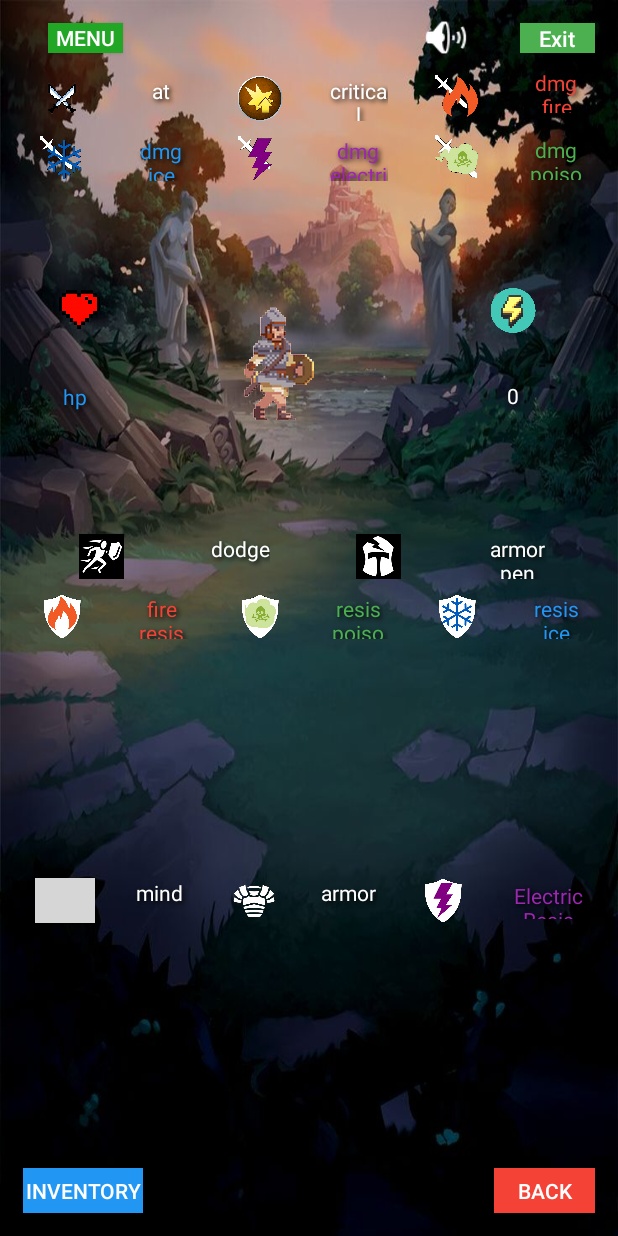
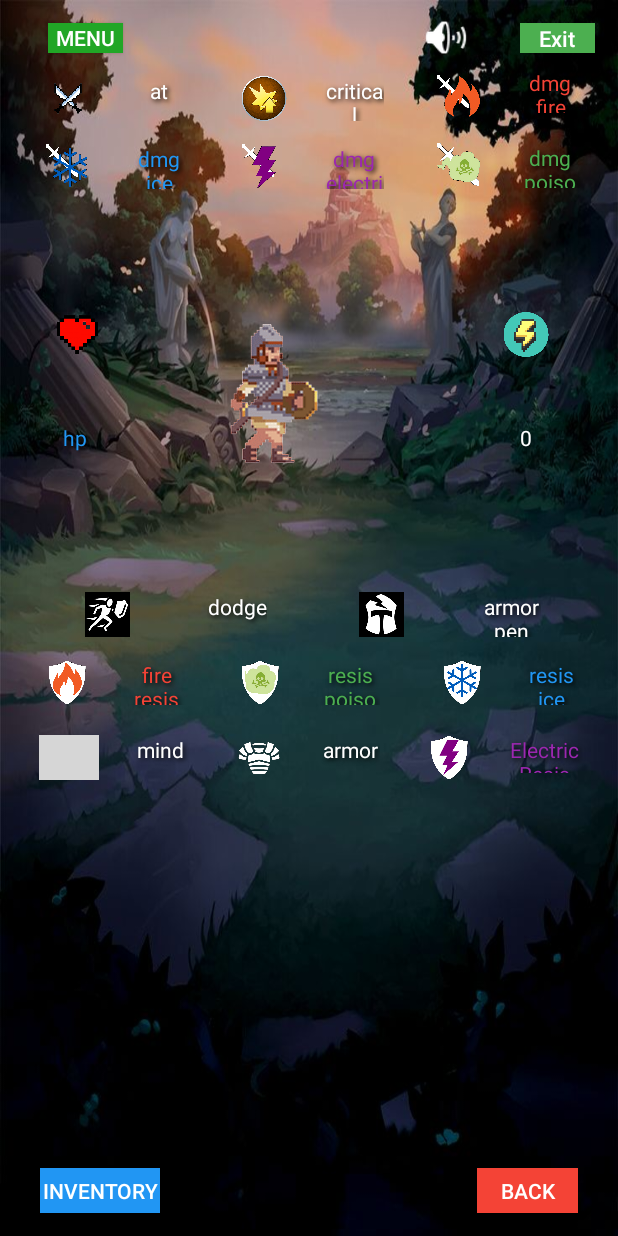
Before and after one commit to IamNivestar/Adventure-Game, an Android app: the layout status_out_combat.xml on its own in the app's theme, with its tools: preview values and no code run, on a phone screen of 412 x 824 dp. Run offline under Robolectric (Android 15) with nearby library versions, the phone set to English and light mode, and no system bars; grey boxes are pictures that could not be loaded.

Commit message:
novos atributos, monstros, classes e muito mais

```diff
--- a/app/src/main/java/com/Nivestar/adventure/Enemy.java
+++ b/app/src/main/java/com/Nivestar/adventure/Enemy.java
@@ -150,9 +150,9 @@ public class Enemy {
                 this.enemy_name = "Baby Dragon";
                 break;
             case 6:
-                set_drop_spawn_xp(10, 100, 8);
+                set_drop_spawn_xp(8, 100, 8);
                 set_ap_e_d_m_c(0,4,15,3,10);
-                set_resis_a_he_co_po_el(95,0,0,100, -20);
+                set_resis_a_he_co_po_el(75,0,0,100, -20);
                 set_dmg_phy_he_co_po_el(0,0,0,15, 0);
                 this.enemy_hp = rand.nextInt(10 - 5 + 1) + 5;
                 this.enemy_name = "Poisonous Slime";
--- a/app/src/main/res/layout/levelup.xml
+++ b/app/src/main/res/layout/levelup.xml
@@ -14,8 +14,10 @@
         android:layout_marginStart="20dp"
         android:layout_marginTop="10dp"
         android:layout_marginEnd="20dp"
+        android:layout_marginBottom="10dp"
         android:onClick="magi"
         android:text="Magic"
+        app:layout_constraintBottom_toTopOf="@+id/button6"
         app:layout_constraintEnd_toEndOf="parent"
         app:layout_constraintStart_toStartOf="parent"
         app:layout_constraintTop_toBottomOf="@+id/button5" />
@@ -27,7 +29,7 @@
         android:layout_marginStart="20dp"
         android:layout_marginTop="10dp"
         android:layout_marginEnd="20dp"
-        android:layout_marginBottom="5dp"
+        android:layout_marginBottom="30dp"
         android:onClick="luc"
         android:text="Lucky"
         app:layout_constraintBottom_toBottomOf="parent"
@@ -42,8 +44,10 @@
         android:layout_marginStart="20dp"
         android:layout_marginTop="10dp"
         android:layout_marginEnd="20dp"
+        android:layout_marginBottom="10dp"
         android:onClick="cunn"
         android:text="Cunning"
+        app:layout_constraintBottom_toTopOf="@+id/button7"
         app:layout_constraintEnd_toEndOf="parent"
         app:layout_constraintStart_toStartOf="parent"
         app:layout_constraintTop_toBottomOf="@+id/button4" />
@@ -55,8 +59,10 @@
         android:layout_marginStart="20dp"
         android:layout_marginTop="10dp"
         android:layout_marginEnd="20dp"
+        android:layout_marginBottom="10dp"
         android:onClick="vita"
         android:text="Vitality"
+        app:layout_constraintBottom_toTopOf="@+id/button5"
         app:layout_constraintEnd_toEndOf="parent"
         app:layout_constraintStart_toStartOf="parent"
         app:layout_constraintTop_toBottomOf="@+id/button3" />
@@ -68,8 +74,10 @@
         android:layout_marginStart="20dp"
         android:layout_marginTop="10dp"
         android:layout_marginEnd="20dp"
+        android:layout_marginBottom="10dp"
         android:onClick="stren"
         android:text="Strength"
+        app:layout_constraintBottom_toTopOf="@+id/button3"
         app:layout_constraintEnd_toEndOf="parent"
         app:layout_constraintStart_toStartOf="parent"
         app:layout_constraintTop_toBottomOf="@+id/button" />
@@ -81,8 +89,10 @@
         android:layout_marginStart="20dp"
         android:layout_marginTop="10dp"
         android:layout_marginEnd="20dp"
+        android:layout_marginBottom="10dp"
         android:onClick="dext"
         android:text="Dexterity"
+        app:layout_constraintBottom_toTopOf="@+id/button4"
         app:layout_constraintEnd_toEndOf="parent"
         app:layout_constraintStart_toStartOf="parent"
         app:layout_constraintTop_toBottomOf="@+id/button2" />
@@ -130,7 +140,8 @@
         android:id="@+id/status_txt"
         android:layout_width="348dp"
         android:layout_height="25dp"
-        android:layout_marginTop="15dp"
+        android:layout_marginTop="10dp"
+        android:layout_marginBottom="50dp"
         android:shadowColor="#000000"
         android:shadowDx="2"
         android:shadowDy="2"
@@ -139,6 +150,7 @@
         android:textColor="#FFFFFF"
         android:textSize="14sp"
         app:autoSizeTextType="uniform"
+        app:layout_constraintBottom_toTopOf="@+id/button"
         app:layout_constraintEnd_toEndOf="parent"
         app:layout_constraintStart_toStartOf="parent"
         app:layout_constraintTop_toBottomOf="@+id/textView5" />
@@ -169,16 +181,18 @@
         android:layout_width="193dp"
         android:layout_height="30dp"
         android:layout_marginTop="70dp"
+        android:layout_marginBottom="5dp"
         android:shadowColor="#000000"
         android:shadowDx="2"
+
         android:shadowDy="2"
-
         android:shadowRadius="4"
         android:text="Level UP"
         android:textAlignment="center"
         android:textAllCaps="true"
         android:textColor="#FFFFFF"
         app:autoSizeTextType="uniform"
+        app:layout_constraintBottom_toTopOf="@+id/status_txt"
         app:layout_constraintEnd_toEndOf="parent"
         app:layout_constraintStart_toStartOf="parent"
         app:layout_constraintTop_toTopOf="parent" />
@@ -190,8 +204,10 @@
         android:layout_marginStart="20dp"
         android:layout_marginTop="15dp"
         android:layout_marginEnd="20dp"
+        android:layout_marginBottom="10dp"
         android:onClick="consti"
         android:text="Constitution"
+        app:layout_constraintBottom_toTopOf="@+id/button2"
         app:layout_constraintEnd_toEndOf="parent"
         app:layout_constraintStart_toStartOf="parent"
         app:layout_constraintTop_toBottomOf="@+id/status_txt" />
--- a/app/src/main/res/layout/status_out_combat.xml
+++ b/app/src/main/res/layout/status_out_combat.xml
@@ -11,10 +11,10 @@
         android:id="@+id/armor"
         android:layout_width="40dp"
         android:layout_height="30dp"
-        android:layout_marginStart="10dp"
+        android:layout_marginStart="5dp"
         android:layout_marginTop="20dp"
         android:layout_marginEnd="10dp"
-        android:layout_marginBottom="70dp"
+        android:layout_marginBottom="50dp"
         android:shadowColor="#000000"
         android:shadowDx="2"
         android:shadowDy="2"
@@ -22,18 +22,19 @@
         android:text="armor"
         android:textAlignment="center"
         android:textColor="#FFFFFF"
-        app:layout_constraintBottom_toBottomOf="parent"
+        app:layout_constraintBottom_toTopOf="@+id/exit22"
         app:layout_constraintEnd_toStartOf="@+id/imageView36"
         app:layout_constraintStart_toEndOf="@+id/imageView46"
-        app:layout_constraintTop_toBottomOf="@+id/resis_poison" />
+        app:layout_constraintTop_toBottomOf="@+id/resis_poison"
+        app:layout_constraintVertical_bias="0.0" />
 
     <ImageView
         android:id="@+id/imageView35"
         android:layout_width="40dp"
         android:layout_height="30dp"
         android:layout_marginStart="10dp"
-        android:layout_marginTop="10dp"
-        android:layout_marginEnd="10dp"
+        android:layout_marginTop="15dp"
+        android:layout_marginEnd="5dp"
         app:layout_constraintEnd_toStartOf="@+id/resis_ice"
         app:layout_constraintStart_toEndOf="@+id/resis_poison"
         app:layout_constraintTop_toBottomOf="@+id/armor_penetration"
@@ -43,8 +44,8 @@
         android:id="@+id/resis_ice"
         android:layout_width="40dp"
         android:layout_height="30dp"
-        android:layout_marginStart="10dp"
-        android:layout_marginTop="10dp"
+        android:layout_marginStart="5dp"
+        android:layout_marginTop="15dp"
         android:layout_marginEnd="15dp"
         android:shadowColor="#000000"
         android:shadowDx="2"
@@ -62,8 +63,8 @@
         android:layout_width="40dp"
         android:layout_height="30dp"
         android:layout_marginStart="10dp"
-        android:layout_marginTop="10dp"
-        android:layout_marginEnd="10dp"
+        android:layout_marginTop="15dp"
+        android:layout_marginEnd="5dp"
         app:layout_constraintEnd_toStartOf="@+id/resis_poison"
         app:layout_constraintStart_toEndOf="@+id/resis_fire"
         app:layout_constraintTop_toBottomOf="@+id/dodge"
@@ -73,9 +74,9 @@
         android:id="@+id/resis_poison"
         android:layout_width="40dp"
         android:layout_height="30dp"
-        android:layout_marginStart="10dp"
-        android:layout_marginTop="10dp"
-        android:layout_marginEnd="10dp"
+        android:layout_marginStart="5dp"
+        android:layout_marginTop="15dp"
+        android:layout_marginEnd="15dp"
         android:shadowColor="#000000"
         android:shadowDx="2"
         android:shadowDy="2"
@@ -91,10 +92,10 @@
         android:id="@+id/resis_eletric"
         android:layout_width="55dp"
         android:layout_height="25dp"
-        android:layout_marginStart="10dp"
+        android:layout_marginStart="5dp"
         android:layout_marginTop="20dp"
         android:layout_marginEnd="15dp"
-        android:layout_marginBottom="70dp"
+        android:layout_marginBottom="50dp"
         android:shadowColor="#000000"
         android:shadowDx="2"
         android:shadowDy="2"
@@ -102,18 +103,19 @@
         android:text="Electric Resis"
         android:textAlignment="center"
         android:textColor="#9C27B0"
-        app:layout_constraintBottom_toBottomOf="parent"
+        app:layout_constraintBottom_toTopOf="@+id/exit22"
         app:layout_constraintEnd_toEndOf="parent"
         app:layout_constraintStart_toEndOf="@+id/imageView36"
-        app:layout_constraintTop_toBottomOf="@+id/resis_ice" />
+        app:layout_constraintTop_toBottomOf="@+id/resis_ice"
+        app:layout_constraintVertical_bias="0.0" />
 
     <ImageView
         android:id="@+id/imageView44"
         android:layout_width="40dp"
         android:layout_height="30dp"
         android:layout_marginStart="15dp"
-        android:layout_marginTop="10dp"
-        android:layout_marginEnd="10dp"
+        android:layout_marginTop="15dp"
+        android:layout_marginEnd="5dp"
         app:layout_constraintEnd_toStartOf="@+id/resis_fire"
         app:layout_constraintStart_toStartOf="parent"
         app:layout_constraintTop_toBottomOf="@+id/imgdodge"
@@ -123,8 +125,8 @@
         android:id="@+id/resis_fire"
         android:layout_width="40dp"
         android:layout_height="30dp"
-        android:layout_marginStart="10dp"
-        android:layout_marginTop="10dp"
+        android:layout_marginStart="5dp"
+        android:layout_marginTop="15dp"
         android:layout_marginEnd="10dp"
         android:shadowColor="#000000"
         android:shadowDx="2"
@@ -141,10 +143,10 @@
         android:id="@+id/mind"
         android:layout_width="40dp"
         android:layout_height="30dp"
-        android:layout_marginStart="10dp"
+        android:layout_marginStart="5dp"
         android:layout_marginTop="20dp"
         android:layout_marginEnd="10dp"
-        android:layout_marginBottom="70dp"
+        android:layout_marginBottom="50dp"
         android:shadowColor="#000000"
         android:shadowDx="2"
         android:shadowDy="2"
@@ -152,17 +154,18 @@
         android:text="mind"
         android:textAlignment="center"
         android:textColor="#FFFFFF"
-        app:layout_constraintBottom_toBottomOf="parent"
+        app:layout_constraintBottom_toTopOf="@+id/exit23"
         app:layout_constraintEnd_toStartOf="@+id/imageView46"
         app:layout_constraintStart_toEndOf="@+id/imageView48"
-        app:layout_constraintTop_toBottomOf="@+id/resis_fire" />
+        app:layout_constraintTop_toBottomOf="@+id/resis_fire"
+        app:layout_constraintVertical_bias="0.0" />
 
     <TextView
         android:id="@+id/dodge"
         android:layout_width="40dp"
         android:layout_height="30dp"
-        android:layout_marginStart="10dp"
-        android:layout_marginTop="10dp"
+        android:layout_marginStart="5dp"
+        android:layout_marginTop="15dp"
         android:layout_marginEnd="10dp"
         android:shadowColor="#000000"
         android:shadowDx="2"
@@ -180,8 +183,8 @@
         android:layout_width="40dp"
         android:layout_height="30dp"
         android:layout_marginStart="15dp"
-        android:layout_marginTop="10dp"
-        android:layout_marginEnd="10dp"
+        android:layout_marginTop="15dp"
+        android:layout_marginEnd="5dp"
         app:layout_constraintEnd_toStartOf="@+id/dodge"
         app:layout_constraintStart_toStartOf="parent"
         app:layout_constraintTop_toBottomOf="@+id/out_image"
@@ -192,8 +195,8 @@
         android:layout_width="40dp"
         android:layout_height="30dp"
         android:layout_marginStart="10dp"
-        android:layout_marginTop="10dp"
-        android:layout_marginEnd="10dp"
+        android:layout_marginTop="15dp"
+        android:layout_marginEnd="5dp"
         app:layout_constraintEnd_toStartOf="@+id/armor_penetration"
         app:layout_constraintStart_toEndOf="@+id/dodge"
         app:layout_constraintTop_toBottomOf="@+id/out_image"
@@ -203,8 +206,8 @@
         android:id="@+id/armor_penetration"
         android:layout_width="40dp"
         android:layout_height="30dp"
-        android:layout_marginStart="10dp"
-        android:layout_marginTop="10dp"
+        android:layout_marginStart="5dp"
+        android:layout_marginTop="15dp"
         android:layout_marginEnd="15dp"
         android:shadowColor="#000000"
         android:shadowDx="2"
@@ -224,11 +227,12 @@
         android:layout_marginStart="10dp"
         android:layout_marginTop="20dp"
         android:layout_marginEnd="10dp"
-        android:layout_marginBottom="70dp"
-        app:layout_constraintBottom_toBottomOf="parent"
+        android:layout_marginBottom="50dp"
+        app:layout_constraintBottom_toTopOf="@+id/exit23"
         app:layout_constraintEnd_toStartOf="@+id/armor"
         app:layout_constraintStart_toEndOf="@+id/mind"
         app:layout_constraintTop_toBottomOf="@+id/imageView45"
+        app:layout_constraintVertical_bias="0.0"
         app:srcCompat="@drawable/icon_armor" />
 
     <ImageView
@@ -237,12 +241,13 @@
         android:layout_height="30dp"
         android:layout_marginStart="10dp"
         android:layout_marginTop="20dp"
-        android:layout_marginEnd="10dp"
-        android:layout_marginBottom="70dp"
-        app:layout_constraintBottom_toBottomOf="parent"
+        android:layout_marginEnd="5dp"
+        android:layout_marginBottom="50dp"
+        app:layout_constraintBottom_toTopOf="@+id/exit22"
         app:layout_constraintEnd_toStartOf="@+id/resis_eletric"
         app:layout_constraintStart_toEndOf="@+id/armor"
         app:layout_constraintTop_toBottomOf="@+id/imageView35"
+        app:layout_constraintVertical_bias="0.0"
         app:srcCompat="@drawable/icon_electric_res" />
 
     <ImageView
@@ -252,11 +257,12 @@
         android:layout_marginStart="20dp"
         android:layout_marginTop="20dp"
         android:layout_marginEnd="10dp"
-        android:layout_marginBottom="70dp"
-        app:layout_constraintBottom_toBottomOf="parent"
+        android:layout_marginBottom="50dp"
+        app:layout_constraintBottom_toTopOf="@+id/exit23"
         app:layout_constraintEnd_toStartOf="@+id/mind"
         app:layout_constraintStart_toStartOf="parent"
         app:layout_constraintTop_toBottomOf="@+id/imageView44"
+        app:layout_constraintVertical_bias="0.0"
         app:srcCompat="@drawable/mind_icon" />
 
     <ImageView
@@ -265,7 +271,7 @@
         android:layout_height="30dp"
         android:layout_marginStart="10dp"
         android:layout_marginTop="10dp"
-        android:layout_marginEnd="10dp"
+        android:layout_marginEnd="5dp"
         app:layout_constraintEnd_toStartOf="@+id/dmgfire"
         app:layout_constraintStart_toEndOf="@+id/critical"
         app:layout_constraintTop_toBottomOf="@+id/sound"
@@ -275,7 +281,7 @@
         android:id="@+id/dmgfire"
         android:layout_width="40dp"
         android:layout_height="30dp"
-        android:layout_marginStart="10dp"
+        android:layout_marginStart="5dp"
         android:layout_marginTop="10dp"
         android:layout_marginEnd="15dp"
         android:shadowColor="#000000"
@@ -293,8 +299,8 @@
         android:id="@+id/dmgelectric"
         android:layout_width="40dp"
         android:layout_height="30dp"
-        android:layout_marginStart="10dp"
-        android:layout_marginTop="10dp"
+        android:layout_marginStart="5dp"
+        android:layout_marginTop="15dp"
         android:layout_marginEnd="10dp"
         android:shadowColor="#000000"
         android:shadowDx="2"
@@ -312,8 +318,8 @@
         android:layout_width="40dp"
         android:layout_height="30dp"
         android:layout_marginStart="10dp"
-        android:layout_marginTop="10dp"
-        android:layout_marginEnd="10dp"
+        android:layout_marginTop="15dp"
+        android:layout_marginEnd="5dp"
         app:layout_constraintEnd_toStartOf="@+id/dmgelectric"
         app:layout_constraintStart_toEndOf="@+id/dmgice"
         app:layout_constraintTop_toBottomOf="@+id/imageView49"
@@ -323,8 +329,8 @@
         android:id="@+id/dmgpoison"
         android:layout_width="40dp"
         android:layout_height="30dp"
-        android:layout_marginStart="10dp"
-        android:layout_marginTop="10dp"
+        android:layout_marginStart="5dp"
+        android:layout_marginTop="15dp"
         android:layout_marginEnd="15dp"
         android:shadowColor="#000000"
         android:shadowDx="2"
@@ -342,8 +348,8 @@
         android:layout_width="40dp"
         android:layout_height="30dp"
         android:layout_marginStart="10dp"
-        android:layout_marginTop="10dp"
-        android:layout_marginEnd="10dp"
+        android:layout_marginTop="15dp"
+        android:layout_marginEnd="5dp"
         app:layout_constraintEnd_toStartOf="@+id/dmgpoison"
         app:layout_constraintStart_toEndOf="@+id/dmgelectric"
         app:layout_constraintTop_toBottomOf="@+id/imageView41"
@@ -354,8 +360,8 @@
         android:layout_width="40dp"
         android:layout_height="30dp"
         android:layout_marginStart="15dp"
-        android:layout_marginTop="10dp"
-        android:layout_marginEnd="10dp"
+        android:layout_marginTop="15dp"
+        android:layout_marginEnd="5dp"
         app:layout_constraintEnd_toStartOf="@+id/dmgice"
         app:layout_constraintStart_toStartOf="parent"
         app:layout_constraintTop_toBottomOf="@+id/imageView37"
@@ -365,8 +371,8 @@
         android:id="@+id/dmgice"
         android:layout_width="40dp"
         android:layout_height="30dp"
-        android:layout_marginStart="10dp"
-        android:layout_marginTop="10dp"
+        android:layout_marginStart="5dp"
+        android:layout_marginTop="15dp"
         android:layout_marginEnd="10dp"
         android:shadowColor="#000000"
         android:shadowDx="2"
@@ -442,7 +448,7 @@
         android:layout_height="30dp"
         android:layout_marginStart="15dp"
         android:layout_marginTop="15dp"
-        android:layout_marginEnd="10dp"
+        android:layout_marginEnd="5dp"
         app:layout_constraintEnd_toStartOf="@+id/attack"
         app:layout_constraintStart_toStartOf="parent"
         app:layout_constraintTop_toBottomOf="@+id/main_menu5"
@@ -452,7 +458,7 @@
         android:id="@+id/attack"
         android:layout_width="40dp"
         android:layout_height="30dp"
-        android:layout_marginStart="10dp"
+        android:layout_marginStart="5dp"
         android:layout_marginTop="15dp"
         android:layout_marginEnd="10dp"
         android:shadowColor="#000000"
@@ -485,7 +491,7 @@
         android:id="@+id/critical"
         android:layout_width="40dp"
         android:layout_height="30dp"
-        android:layout_marginStart="10dp"
+        android:layout_marginStart="5dp"
         android:layout_marginTop="15dp"
         android:layout_marginEnd="10dp"
         android:shadowColor="#000000"
@@ -505,7 +511,7 @@
         android:layout_height="30dp"
         android:layout_marginStart="10dp"
         android:layout_marginTop="15dp"
-        android:layout_marginEnd="10dp"
+        android:layout_marginEnd="5dp"
         app:layout_constraintEnd_toStartOf="@+id/critical"
         app:layout_constraintStart_toEndOf="@+id/attack"
         app:layout_constraintTop_toBottomOf="@+id/main_menu5"
@@ -516,6 +522,7 @@
         style="@style/Widget.AppCompat.Button"
         android:layout_width="67dp"
         android:layout_height="30dp"
+        android:layout_marginStart="100dp"
         android:layout_marginEnd="15dp"
         android:layout_marginBottom="15dp"
         android:autoText="false"
@@ -527,7 +534,8 @@
         android:textColor="#FFFFFF"
         android:textSize="14sp"
         app:layout_constraintBottom_toBottomOf="parent"
-        app:layout_constraintEnd_toEndOf="parent" />
+        app:layout_constraintEnd_toEndOf="parent"
+        app:layout_constraintStart_toEndOf="@+id/exit23" />
 
     <Button
         android:id="@+id/exit23"
@@ -535,6 +543,7 @@
         android:layout_width="80dp"
         android:layout_height="30dp"
         android:layout_marginStart="15dp"
+        android:layout_marginEnd="100dp"
         android:layout_marginBottom="15dp"
         android:autoText="false"
         android:background="#2196F3"
@@ -545,6 +554,8 @@
         android:textColor="#FFFFFF"
         android:textSize="14sp"
         app:layout_constraintBottom_toBottomOf="parent"
+        app:layout_constraintEnd_toStartOf="@+id/exit22"
+        app:layout_constraintHorizontal_bias="0.0"
         app:layout_constraintStart_toStartOf="parent" />
 
     <Button
@@ -580,8 +591,8 @@
 
     <pl.droidsonroids.gif.GifImageView
         android:id="@+id/out_image"
-        android:layout_width="150dp"
-        android:layout_height="210dp"
+        android:layout_width="185dp"
+        android:layout_height="238dp"
         android:layout_marginTop="15dp"
         android:layout_marginBottom="10dp"
         android:src="@drawable/w1"
```
